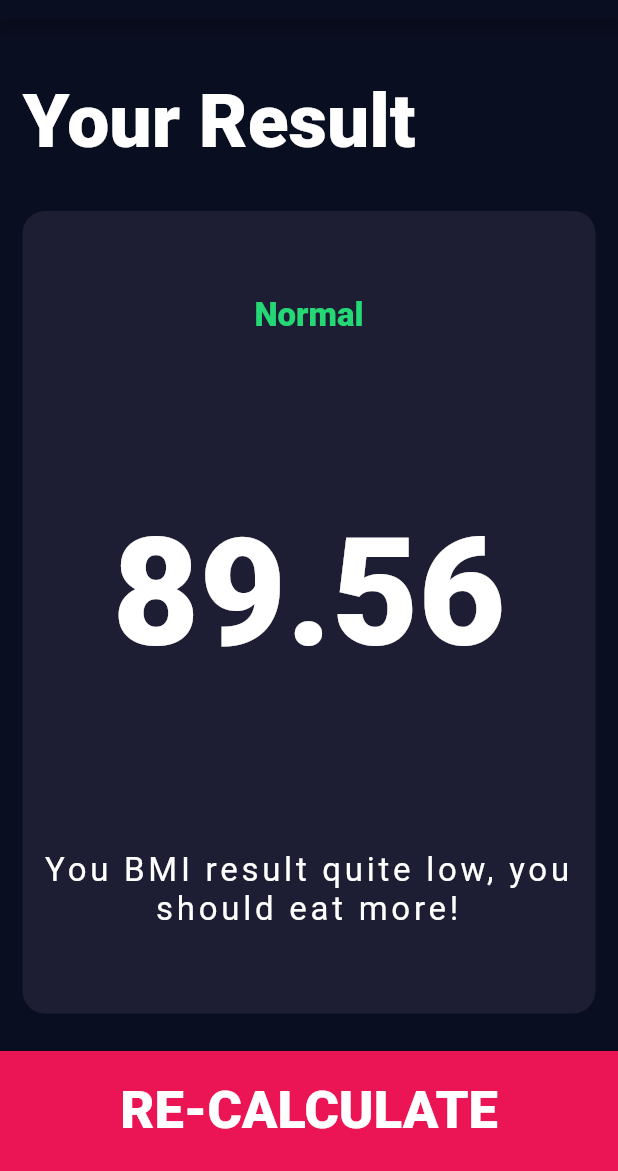
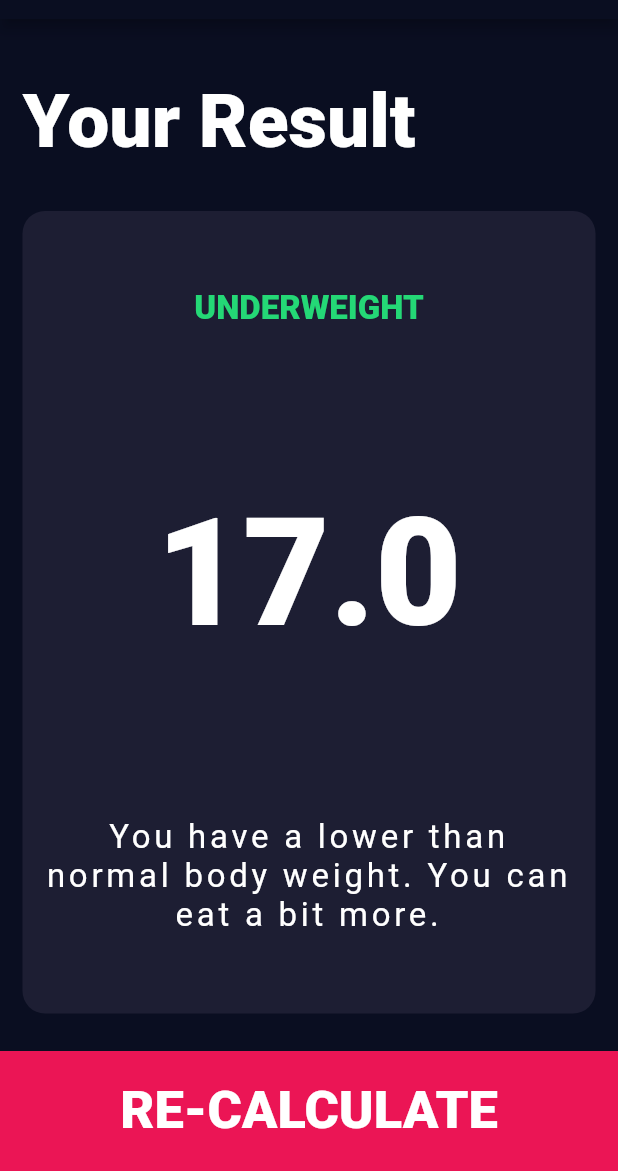
Before and after one commit to AndragApps/bmi_calculator, a Flutter app: the screen it shows after launch, after a tap on "CALCULATE", on a phone screen of 412 x 824 dp, the part 65-1236 px from its top. Run offline on Flutter 3.47's test engine with Material 2 defaults, Android fonts, the phone set to English and light mode, and no system bars; our stand-ins replace font_awesome_flutter.

```diff
--- /dev/null
+++ b/lib/Logic/calculation.dart
@@ -0,0 +1,34 @@
+import 'dart:math';
+
+class BMICalculation {
+  BMICalculation({
+    required this.height,
+    required this.weight,
+  });
+  final int height;
+  final int weight;
+  double _bmi = 0.0;
+
+  String calcilateBMI() {
+    _bmi = (weight / pow(height / 100, 2));
+    return _bmi.toStringAsFixed(1);
+  }
+
+  String getResult() {
+    if (_bmi >= 25)
+      return "Overweight";
+    else if (_bmi >= 18.5)
+      return "Normal";
+    else
+      return "Underweight";
+  }
+
+  String getInterpretation() {
+    if (_bmi >= 25)
+      return "You have a higher than normal body weight. Try to exercise more.";
+    else if (_bmi >= 18.5)
+      return "You have a normal body weight. Good Job!";
+    else
+      return "You have a lower than normal body weight. You can eat a bit more.";
+  }
+}
--- a/lib/finalCalculation.dart
+++ b/lib/finalCalculation.dart
@@ -4,8 +4,13 @@ import 'constants.dart';
 import 'package:bmi_calculator/reusable_Widgets/containerWidget.dart';
 
 class FinalResultPage extends StatelessWidget {
-  const FinalResultPage({Key? key}) : super(key: key);
-
+  FinalResultPage(
+      {required this.result,
+      required this.bmiData,
+      required this.resultInterpretaion});
+  final String result;
+  final String bmiData;
+  final String resultInterpretaion;
   @override
   Widget build(BuildContext context) {
     return Scaffold(
@@ -34,7 +39,7 @@ class FinalResultPage extends StatelessWidget {
                 crossAxisAlignment: CrossAxisAlignment.center,
                 children: [
                   Text(
-                    "Normal",
+                    result,
                     style: kHeightTextStyle.copyWith(
                       color: Color(0xFF24D876),
                       fontSize: 22,
@@ -42,7 +47,7 @@ class FinalResultPage extends StatelessWidget {
                     textAlign: TextAlign.center,
                   ),
                   Text(
-                    "89.56",
+                    bmiData,
                     style: kHeightTextStyle.copyWith(
                       fontSize: 100.0,
                     ),
@@ -51,7 +56,7 @@ class FinalResultPage extends StatelessWidget {
                   Padding(
                     padding: EdgeInsets.symmetric(horizontal: 15.0),
                     child: Text(
-                      "You BMI result quite low, you should eat more!",
+                      resultInterpretaion,
                       style: kTitleTextStyle.copyWith(
                         color: Colors.white,
                         fontSize: 22,
--- a/lib/main.dart
+++ b/lib/main.dart
@@ -6,6 +6,7 @@ import 'package:font_awesome_flutter/font_awesome_flutter.dart';
 import 'constants.dart';
 import 'reusable_Widgets/containerWidget.dart';
 import 'finalCalculation.dart';
+import 'Logic/calculation.dart';
 
 ///START OF ENUM.
 enum Gender {
@@ -251,10 +252,18 @@ class _InputPageState extends State<InputPage> {
             BottomButton(
               buttonLabel: 'CALCULATE',
               onTap: () {
+                BMICalculation bmiCalculation = BMICalculation(
+                  height: height,
+                  weight: weight,
+                );
                 Navigator.push(
                   context,
                   MaterialPageRoute(
-                    builder: (context) => FinalResultPage(),
+                    builder: (context) => FinalResultPage(
+                      bmiData: bmiCalculation.calcilateBMI(),
+                      result: bmiCalculation.getResult().toUpperCase(),
+                      resultInterpretaion: bmiCalculation.getInterpretation(),
+                    ),
                   ),
                 );
               },
```
Also changed, not shown: flutter_08.png (added), 1 other file.
